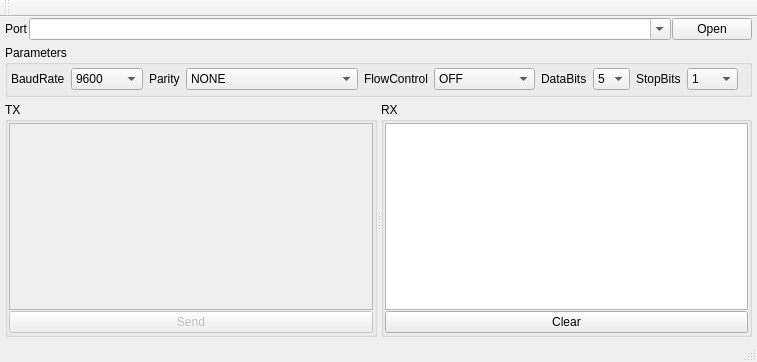
Above: mainwindow.ui from zoonman/cuteterm before the change. Below: the same form after it.
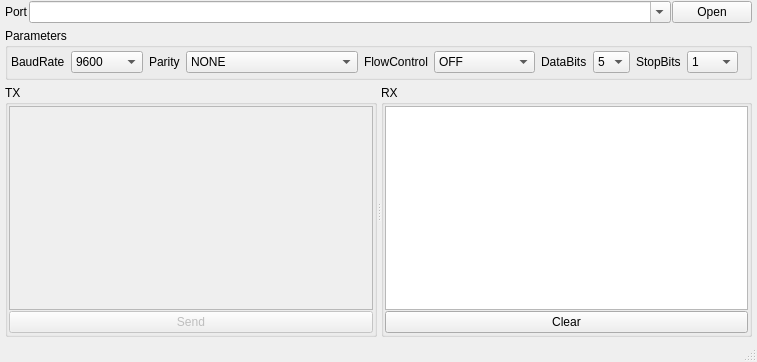
That is the form after the change. Icons and pictures are not drawn.

```diff
--- a/mainwindow.ui
+++ b/mainwindow.ui
@@ -6,7 +6,7 @@
    <rect>
     <x>0</x>
     <y>0</y>
-    <width>617</width>
+    <width>713</width>
     <height>362</height>
    </rect>
   </property>
@@ -63,7 +63,7 @@
       <property name="title">
        <string>Parameters</string>
       </property>
-      <layout class="QGridLayout" name="gridLayout">
+      <layout class="QGridLayout" name="gridLayout" columnstretch="0,0,0,0,0,0,0,0,0,0,0,0,0,0,1">
        <property name="leftMargin">
         <number>3</number>
        </property>
@@ -418,14 +418,6 @@
     </rect>
    </property>
   </widget>
-  <widget class="QToolBar" name="mainToolBar">
-   <attribute name="toolBarArea">
-    <enum>TopToolBarArea</enum>
-   </attribute>
-   <attribute name="toolBarBreak">
-    <bool>false</bool>
-   </attribute>
-  </widget>
   <widget class="QStatusBar" name="statusBar"/>
  </widget>
  <layoutdefault spacing="6" margin="11"/>
```
Left out of the diff: 8 changed lines with no effect on the pictures.
